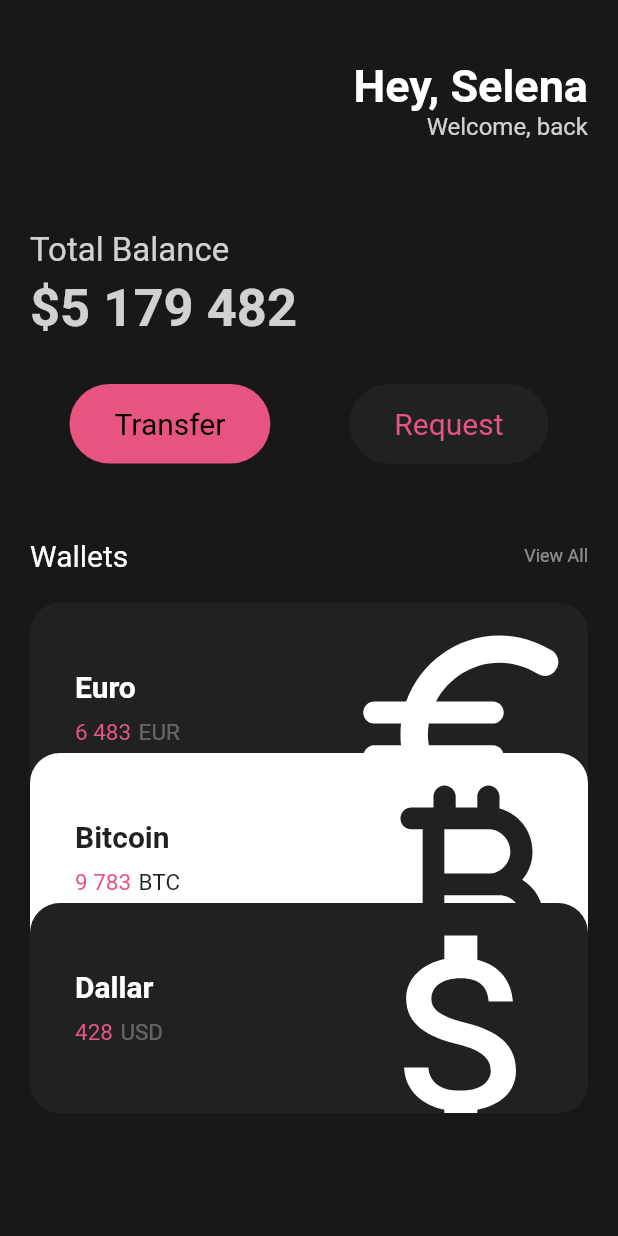
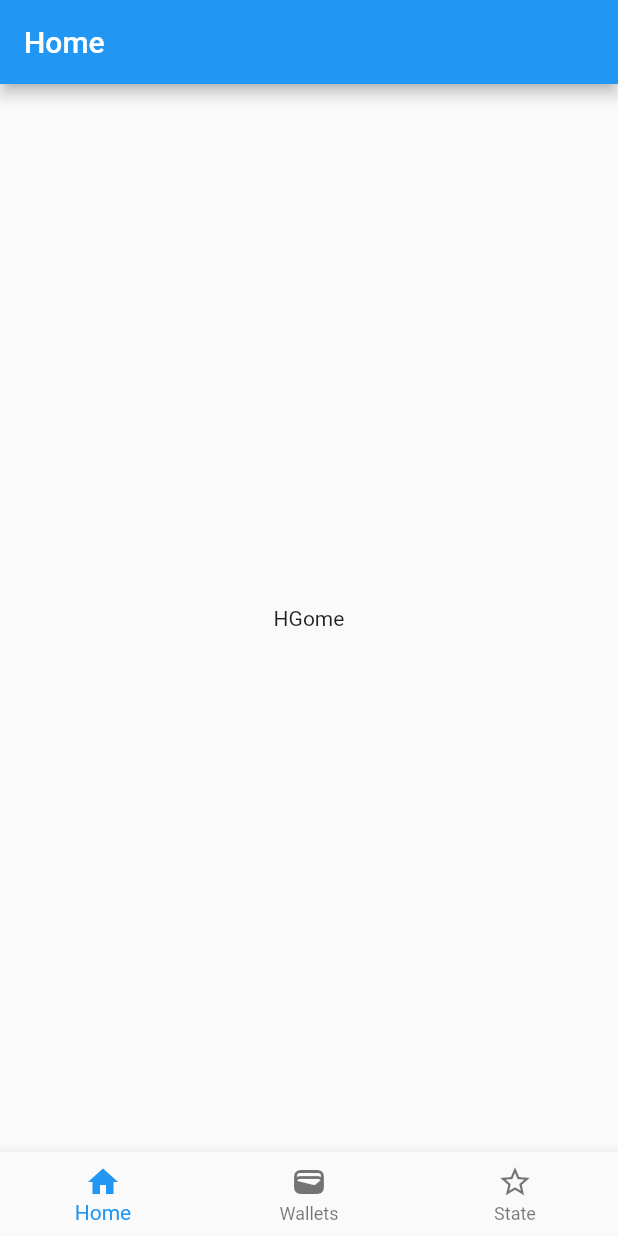
Before and after one commit to GangOn0215/flutter-toonfilx, a Flutter app: the screen it shows after launch, on a phone screen of 412 x 824 dp. Run offline on Flutter 3.47's test engine with Material 2 defaults, Android fonts, the phone set to English and light mode, and no system bars.

Commit message:
#0.1 bottomNavigationBar
1. bottom navigation을 native로 사용할려고했는데 문제가 상당히 많은것으로 확인이 됨
2. 그래서 구글링 하여 제일 괜찮아 보이는 블로그를 참고하여 적용 ( 아직 내 지식으로는 이해가 힘들어서 지금은 적용시켜두고 다른것을 먼저 공부)
3. 테스트

```diff
--- a/lib/main.dart
+++ b/lib/main.dart
@@ -1,153 +1,89 @@
-import 'package:aeffaff/widgets/button.dart';
-import 'package:aeffaff/widgets/currency_card.dart';
 import 'package:flutter/material.dart';
-
-class Player {
-  String? name;
-
-  Player({this.name});
-}
+import 'package:toonflix/utils/tab_item.dart';
+import 'package:toonflix/utils/tab_navigator.dart';
+import 'package:toonflix/widgets/bottom_navigation.dart';
 
 void main() {
-  var player = Player(name: 'Coxe');
-
-  runApp(App());
+  runApp(const App());
 }
 
 class App extends StatelessWidget {
-  App({super.key});
+  const App({super.key});
 
   @override
   Widget build(BuildContext context) {
-    return MaterialApp(
-      home: Scaffold(
-        backgroundColor: const Color(0xFF181818),
-        body: SingleChildScrollView(
-          child: Padding(
-            padding: const EdgeInsets.symmetric(horizontal: 20),
-            child: Column(
-              crossAxisAlignment: CrossAxisAlignment.start,
-              children: [
-                const SizedBox(
-                  height: 40,
-                ),
-                Row(
-                  mainAxisAlignment: MainAxisAlignment.end,
-                  children: [
-                    Column(
-                      crossAxisAlignment: CrossAxisAlignment.end,
-                      children: [
-                        const Text(
-                          'Hey, Selena',
-                          style: TextStyle(
-                            color: Colors.white,
-                            fontSize: 30,
-                            fontWeight: FontWeight.w600,
-                          ),
-                        ),
-                        Text(
-                          'Welcome, back',
-                          style: TextStyle(
-                            color: Colors.white.withOpacity(0.8),
-                            fontSize: 16,
-                          ),
-                        ),
-                      ],
-                    ),
-                  ],
-                ),
-                const SizedBox(
-                  height: 60,
-                ),
-                Text(
-                  'Total Balance',
-                  style: TextStyle(
-                    color: Colors.white.withOpacity(0.8),
-                    fontSize: 22,
-                  ),
-                ),
-                const SizedBox(
-                  height: 5,
-                ),
-                Text(
-                  '\$5 179 482',
-                  style: TextStyle(
-                    fontSize: 35,
-                    color: Colors.white.withOpacity(0.8),
-                    fontWeight: FontWeight.w600,
-                  ),
-                ),
-                const SizedBox(
-                  height: 30,
-                ),
-                const Row(
-                  mainAxisAlignment: MainAxisAlignment.spaceAround,
-                  children: [
-                    Button(
-                      text: 'Transfer',
-                      fontColor: Colors.black,
-                      backgroundColor: Color(0xFFE75480),
-                    ),
-                    Button(
-                      text: 'Request',
-                      fontColor: Color(0xFFE75480),
-                      backgroundColor: Color(0xFF1F2123),
-                    ),
-                  ],
-                ),
-                const SizedBox(
-                  height: 50,
-                ),
-                Row(
-                  mainAxisAlignment: MainAxisAlignment.spaceBetween,
-                  children: [
-                    const Text(
-                      'Wallets',
-                      style: TextStyle(
-                        color: Colors.white,
-                        fontSize: 20,
-                      ),
-                    ),
-                    Text(
-                      'View All',
-                      style: TextStyle(
-                        color: Colors.white.withOpacity(0.5),
-                        fontSize: 12,
-                      ),
-                    ),
-                  ],
-                ),
-                const SizedBox(
-                  height: 20,
-                ),
-                const CurrencyCard(
-                  name: 'Euro',
-                  code: 'EUR',
-                  amonut: '6 483',
-                  icon: Icons.euro_rounded,
-                  isInverted: false,
-                ),
-                const CurrencyCard(
-                  name: 'Bitcoin',
-                  code: 'BTC',
-                  amonut: '9 783',
-                  icon: Icons.currency_bitcoin_rounded,
-                  isInverted: true,
-                  offset: Offset(0, -40),
-                ),
-                const CurrencyCard(
-                  name: 'Dallar',
-                  code: 'USD',
-                  amonut: '428',
-                  icon: Icons.attach_money_outlined,
-                  isInverted: false,
-                  offset: Offset(0, -80),
-                ),
-              ],
-            ),
-          ),
+    return const MaterialApp(
+      home: RoutePage(),
+    );
+  }
+}
+
+class RoutePage extends StatefulWidget {
+  const RoutePage({super.key});
+
+  @override
+  State<RoutePage> createState() => _RoutePageState();
+}
+
+class _RoutePageState extends State<RoutePage> {
+  TabItem _currentTab = TabItem.home;
+
+  final _navigatorKeys = {
+    TabItem.home: GlobalKey<NavigatorState>(),
+    TabItem.wallets: GlobalKey<NavigatorState>(),
+    TabItem.state: GlobalKey<NavigatorState>(),
+  };
+
+  void _selectTab(TabItem tabItem) {
+    if (tabItem == _currentTab) {
+      /// 네비게이션 탭을 누르면, 해당 네비의 첫 스크린으로 이동!
+      _navigatorKeys[tabItem]!.currentState!.popUntil((route) => route.isFirst);
+    } else {
+      setState(() => _currentTab = tabItem);
+    }
+  }
+
+  @override
+  Widget build(BuildContext context) {
+    return WillPopScope(
+      onWillPop: () async {
+        final isFirstRouteInCurrentTab =
+            !await _navigatorKeys[_currentTab]!.currentState!.maybePop();
+
+        if (isFirstRouteInCurrentTab) {
+          // 메인화면 x
+          if (_currentTab != TabItem.home) {
+            _selectTab(TabItem.home);
+
+            return false;
+          }
+        }
+
+        return true;
+      },
+      child: Scaffold(
+        body: Stack(
+          children: <Widget>[
+            _buildOffstageNavigator(TabItem.home),
+            _buildOffstageNavigator(TabItem.wallets),
+            _buildOffstageNavigator(TabItem.state),
+          ],
+        ),
+        bottomNavigationBar: BottomNavigation(
+          currentTab: _currentTab,
+          onSelectTab: _selectTab,
         ),
       ),
     );
   }
+
+  Widget _buildOffstageNavigator(TabItem tabItem) {
+    return Offstage(
+      offstage: _currentTab != tabItem,
+      child: TabNavigator(
+        navigatorKey: _navigatorKeys[tabItem],
+        tabItem: tabItem,
+      ),
+    );
+  }
 }
--- /dev/null
+++ b/lib/screens/home.dart
@@ -0,0 +1,17 @@
+import 'package:flutter/material.dart';
+
+class Home extends StatelessWidget {
+  const Home({super.key});
+
+  @override
+  Widget build(BuildContext context) {
+    return Scaffold(
+      appBar: AppBar(
+        title: const Text('Home'),
+      ),
+      body: const Center(
+        child: Text('HGome'),
+      ),
+    );
+  }
+}
--- /dev/null
+++ b/lib/utils/tab_item.dart
@@ -0,0 +1,24 @@
+import 'package:flutter/material.dart';
+import 'package:toonflix/screens/home.dart';
+import 'package:toonflix/screens/study_state.dart';
+import 'package:toonflix/screens/wallets.dart';
+
+enum TabItem { home, wallets, state }
+
+const Map<TabItem, String> tabName = {
+  TabItem.home: 'home',
+  TabItem.wallets: 'wallets',
+  TabItem.state: 'state',
+};
+
+const Map<TabItem, int> tabIdx = {
+  TabItem.home: 0,
+  TabItem.wallets: 1,
+  TabItem.state: 2,
+};
+
+Map<TabItem, Widget> tabScreen = {
+  TabItem.home: const Home(),
+  TabItem.wallets: const Wallets(),
+  TabItem.state: const StudyState(),
+};
--- /dev/null
+++ b/lib/utils/tab_navigator.dart
@@ -0,0 +1,37 @@
+import 'package:flutter/material.dart';
+import 'package:toonflix/utils/tab_item.dart';
+
+class TabNavigatorRoutes {
+  static const String root = '/';
+}
+
+class TabNavigator extends StatelessWidget {
+  const TabNavigator({
+    super.key,
+    required this.navigatorKey,
+    required this.tabItem,
+  });
+
+  final GlobalKey<NavigatorState>? navigatorKey;
+  final TabItem tabItem;
+
+  Map<String, WidgetBuilder> _routeBuilders(BuildContext context) {
+    return {
+      TabNavigatorRoutes.root: (context) => tabScreen[tabItem]!,
+    };
+  }
+
+  @override
+  Widget build(BuildContext context) {
+    final routeBuilders = _routeBuilders(context);
+    return Navigator(
+      key: navigatorKey,
+      initialRoute: TabNavigatorRoutes.root,
+      onGenerateRoute: (routeSettings) {
+        return MaterialPageRoute(
+          builder: (context) => routeBuilders[routeSettings.name!]!(context),
+        );
+      },
+    );
+  }
+}
--- /dev/null
+++ b/lib/widgets/bottom_navigation.dart
@@ -0,0 +1,38 @@
+import 'package:flutter/material.dart';
+import 'package:toonflix/utils/tab_item.dart';
+
+class BottomNavigation extends StatelessWidget {
+  final TabItem currentTab;
+  final ValueChanged<TabItem> onSelectTab;
+
+  const BottomNavigation({
+    super.key,
+    required this.currentTab,
+    required this.onSelectTab,
+  });
+
+  @override
+  Widget build(BuildContext context) {
+    return BottomNavigationBar(
+      type: BottomNavigationBarType.fixed,
+      items: const [
+        BottomNavigationBarItem(
+          icon: Icon(Icons.home),
+          label: 'Home',
+        ),
+        BottomNavigationBarItem(
+          icon: Icon(Icons.wallet),
+          label: 'Wallets',
+        ),
+        BottomNavigationBarItem(
+          icon: Icon(Icons.star_border),
+          label: 'State',
+        ),
+      ],
+      onTap: (index) => onSelectTab(
+        TabItem.values[index],
+      ),
+      currentIndex: currentTab.index,
+    );
+  }
+}
--- a/pubspec.yaml
+++ b/pubspec.yaml
@@ -1,4 +1,4 @@
-name: aeffaff
+name: toonflix
 description: A new Flutter project.
 # The following line prevents the package from being accidentally published to
 # pub.dev using `flutter pub publish`. This is preferred for private packages.
```
Also changed, not shown: lib/screens/study_state.dart (added, +14 -0 lines), lib/screens/wallets.dart (added, +137 -0 lines), 1 other file.
